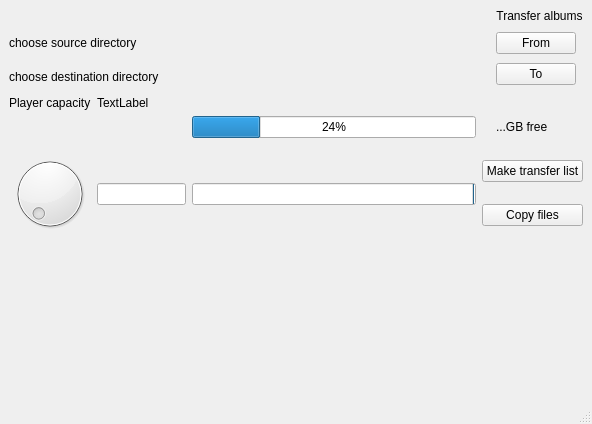
Qt form mainwindow.ui (hansdampfinger666/RandMP3Filler) before a commit.
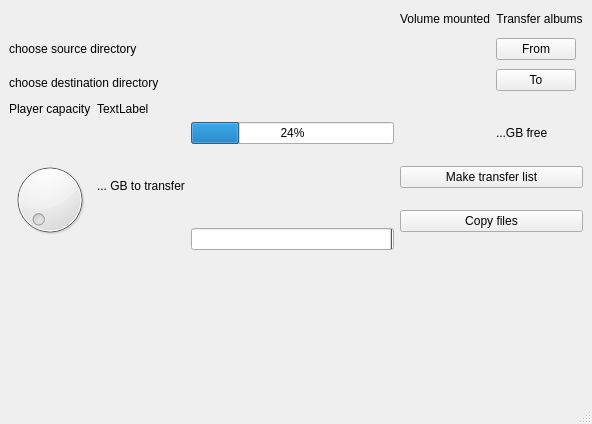
The same form after that commit. Custom widgets are drawn as their Qt base class.

The edit to the form file:
```diff
--- a/mainwindow.ui
+++ b/mainwindow.ui
@@ -15,16 +15,97 @@
   </property>
   <widget class="QWidget" name="centralwidget">
    <layout class="QGridLayout" name="gridLayout">
-    <item row="0" column="4">
-     <widget class="QLabel" name="label_3">
+    <item row="4" column="3" rowspan="2" colspan="3">
+     <layout class="QVBoxLayout" name="verticalLayout_3">
+      <item>
+       <widget class="QPushButton" name="MakeTransferListButton">
+        <property name="text">
+         <string>Make transfer list</string>
+        </property>
+       </widget>
+      </item>
+      <item>
+       <widget class="QPushButton" name="SendFilesButton">
+        <property name="text">
+         <string>Copy files</string>
+        </property>
+       </widget>
+      </item>
+     </layout>
+    </item>
+    <item row="4" column="1">
+     <widget class="QLabel" name="ToDirTransferSizeText">
       <property name="text">
-       <string>Transfer albums</string>
+       <string>... GB to transfer</string>
       </property>
-      <property name="alignment">
-       <set>Qt::AlignCenter</set>
+     </widget>
+    </item>
+    <item row="1" column="5">
+     <layout class="QVBoxLayout" name="verticalLayout_4">
+      <item>
+       <widget class="QPushButton" name="BrowseInboundButton">
+        <property name="sizePolicy">
+         <sizepolicy hsizetype="Fixed" vsizetype="Fixed">
+          <horstretch>0</horstretch>
+          <verstretch>0</verstretch>
+         </sizepolicy>
+        </property>
+        <property name="text">
+         <string>From</string>
+        </property>
+       </widget>
+      </item>
+      <item>
+       <widget class="QPushButton" name="BrowseOutboundButton">
+        <property name="sizePolicy">
+         <sizepolicy hsizetype="Fixed" vsizetype="Fixed">
+          <horstretch>0</horstretch>
+          <verstretch>0</verstretch>
+         </sizepolicy>
+        </property>
+        <property name="text">
+         <string>To</string>
+        </property>
+       </widget>
+      </item>
+     </layout>
+    </item>
+    <item row="4" column="0" rowspan="2">
+     <widget class="QDial" name="ToDirTransferDial">
+      <property name="maximum">
+       <number>100</number>
       </property>
+      <property name="notchesVisible">
+       <bool>false</bool>
+      </property>
      </widget>
     </item>
+    <item row="0" column="0" colspan="3">
+     <spacer name="horizontalSpacer_2">
+      <property name="orientation">
+       <enum>Qt::Horizontal</enum>
+      </property>
+      <property name="sizeHint" stdset="0">
+       <size>
+        <width>40</width>
+        <height>20</height>
+       </size>
+      </property>
+     </spacer>
+    </item>
+    <item row="6" column="0">
+     <spacer name="verticalSpacer_3">
+      <property name="orientation">
+       <enum>Qt::Vertical</enum>
+      </property>
+      <property name="sizeHint" stdset="0">
+       <size>
+        <width>20</width>
+        <height>40</height>
+       </size>
+      </property>
+     </spacer>
+    </item>
     <item row="1" column="0" colspan="2">
      <layout class="QVBoxLayout" name="verticalLayout_2">
       <item>
@@ -55,8 +136,8 @@
       </item>
      </layout>
     </item>
-    <item row="1" column="2">
-     <spacer name="horizontalSpacer">
+    <item row="6" column="2">
+     <spacer name="verticalSpacer_2">
       <property name="orientation">
        <enum>Qt::Horizontal</enum>
       </property>
@@ -71,76 +152,6 @@
       </property>
      </spacer>
     </item>
-    <item row="1" column="3">
-     <layout class="QVBoxLayout" name="verticalLayout">
-      <item>
-       <widget class="KLed" name="FromDirOnlineLED">
-        <property name="color">
-         <color>
-          <red>255</red>
-          <green>0</green>
-          <blue>4</blue>
-         </color>
-        </property>
-       </widget>
-      </item>
-      <item>
-       <widget class="KLed" name="ToDirOnlineLED">
-        <property name="layoutDirection">
-         <enum>Qt::LeftToRight</enum>
-        </property>
-        <property name="color">
-         <color>
-          <red>255</red>
-          <green>0</green>
-          <blue>4</blue>
-         </color>
-        </property>
-       </widget>
-      </item>
-     </layout>
-    </item>
-    <item row="1" column="4">
-     <layout class="QVBoxLayout" name="verticalLayout_4">
-      <item>
-       <widget class="QPushButton" name="BrowseInboundButton">
-        <property name="sizePolicy">
-         <sizepolicy hsizetype="Fixed" vsizetype="Fixed">
-          <horstretch>0</horstretch>
-          <verstretch>0</verstretch>
-         </sizepolicy>
-        </property>
-        <property name="text">
-         <string>From</string>
-        </property>
-       </widget>
-      </item>
-      <item>
-       <widget class="QPushButton" name="BrowseOutboundButton">
-        <property name="sizePolicy">
-         <sizepolicy hsizetype="Fixed" vsizetype="Fixed">
-          <horstretch>0</horstretch>
-          <verstretch>0</verstretch>
-         </sizepolicy>
-        </property>
-        <property name="text">
-         <string>To</string>
-        </property>
-       </widget>
-      </item>
-     </layout>
-    </item>
-    <item row="2" column="0">
-     <layout class="QVBoxLayout" name="verticalLayout_5">
-      <item>
-       <widget class="QLabel" name="label">
-        <property name="text">
-         <string>Player capacity</string>
-        </property>
-       </widget>
-      </item>
-     </layout>
-    </item>
     <item row="2" column="1">
      <widget class="QLabel" name="ToDirTotalSpaceLabel">
       <property name="sizePolicy">
@@ -167,34 +178,14 @@
       </property>
      </widget>
     </item>
-    <item row="3" column="4">
+    <item row="3" column="5">
      <widget class="QLabel" name="ToDirFreeSpaceLabel">
       <property name="text">
        <string>...GB free</string>
       </property>
      </widget>
     </item>
-    <item row="4" column="0">
-     <widget class="QDial" name="TransferDial">
-      <property name="maximum">
-       <number>100</number>
-      </property>
-      <property name="notchesVisible">
-       <bool>false</bool>
-      </property>
-     </widget>
-    </item>
-    <item row="4" column="1">
-     <widget class="QLineEdit" name="ToDirTransferTextBox">
-      <property name="inputMethodHints">
-       <set>Qt::ImhDigitsOnly</set>
-      </property>
-      <property name="clearButtonEnabled">
-       <bool>false</bool>
-      </property>
-     </widget>
-    </item>
-    <item row="4" column="2">
+    <item row="5" column="2">
      <widget class="QProgressBar" name="ToDirTransferBar">
       <property name="minimum">
        <number>0</number>
@@ -216,51 +207,7 @@
       </property>
      </widget>
     </item>
-    <item row="4" column="3" colspan="2">
-     <layout class="QVBoxLayout" name="verticalLayout_3">
-      <item>
-       <widget class="QPushButton" name="MakeTransferListButton">
-        <property name="text">
-         <string>Make transfer list</string>
-        </property>
-       </widget>
-      </item>
-      <item>
-       <widget class="QPushButton" name="SendFilesButton">
-        <property name="text">
-         <string>Copy files</string>
-        </property>
-       </widget>
-      </item>
-     </layout>
-    </item>
-    <item row="5" column="0">
-     <spacer name="verticalSpacer_3">
-      <property name="orientation">
-       <enum>Qt::Vertical</enum>
-      </property>
-      <property name="sizeHint" stdset="0">
-       <size>
-        <width>20</width>
-        <height>40</height>
-       </size>
-      </property>
-     </spacer>
-    </item>
-    <item row="5" column="2">
-     <spacer name="verticalSpacer_2">
-      <property name="orientation">
-       <enum>Qt::Vertical</enum>
-      </property>
-      <property name="sizeHint" stdset="0">
-       <size>
-        <width>20</width>
-        <height>40</height>
-       </size>
-      </property>
-     </spacer>
-    </item>
-    <item row="5" column="4">
+    <item row="6" column="5">
      <spacer name="verticalSpacer">
       <property name="orientation">
        <enum>Qt::Vertical</enum>
@@ -273,6 +220,79 @@
       </property>
      </spacer>
     </item>
+    <item row="0" column="5">
+     <widget class="QLabel" name="label_3">
+      <property name="text">
+       <string>Transfer albums</string>
+      </property>
+      <property name="alignment">
+       <set>Qt::AlignCenter</set>
+      </property>
+     </widget>
+    </item>
+    <item row="0" column="3" colspan="2">
+     <widget class="QLabel" name="VolumeMountStatus">
+      <property name="text">
+       <string>Volume mounted</string>
+      </property>
+     </widget>
+    </item>
+    <item row="1" column="4">
+     <layout class="QVBoxLayout" name="verticalLayout">
+      <item>
+       <widget class="KLed" name="FromDirOnlineLED">
+        <property name="color">
+         <color>
+          <red>255</red>
+          <green>0</green>
+          <blue>4</blue>
+         </color>
+        </property>
+       </widget>
+      </item>
+      <item>
+       <widget class="KLed" name="ToDirOnlineLED">
+        <property name="layoutDirection">
+         <enum>Qt::LeftToRight</enum>
+        </property>
+        <property name="color">
+         <color>
+          <red>255</red>
+          <green>0</green>
+          <blue>4</blue>
+         </color>
+        </property>
+       </widget>
+      </item>
+     </layout>
+    </item>
+    <item row="2" column="0">
+     <layout class="QVBoxLayout" name="verticalLayout_5">
+      <item>
+       <widget class="QLabel" name="label">
+        <property name="text">
+         <string>Player capacity</string>
+        </property>
+       </widget>
+      </item>
+     </layout>
+    </item>
+    <item row="1" column="2" colspan="2">
+     <spacer name="horizontalSpacer">
+      <property name="orientation">
+       <enum>Qt::Horizontal</enum>
+      </property>
+      <property name="sizeType">
+       <enum>QSizePolicy::Expanding</enum>
+      </property>
+      <property name="sizeHint" stdset="0">
+       <size>
+        <width>302</width>
+        <height>61</height>
+       </size>
+      </property>
+     </spacer>
+    </item>
    </layout>
   </widget>
   <widget class="QMenuBar" name="menubar">
```
Left out of the diff: 9 changed lines with no effect on the pictures.
